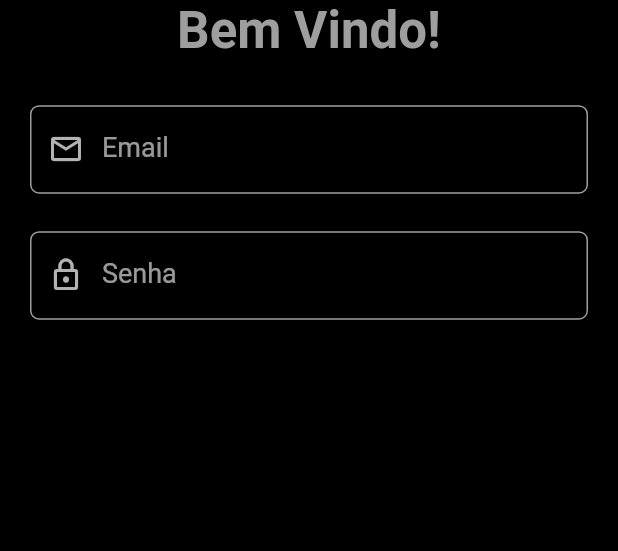
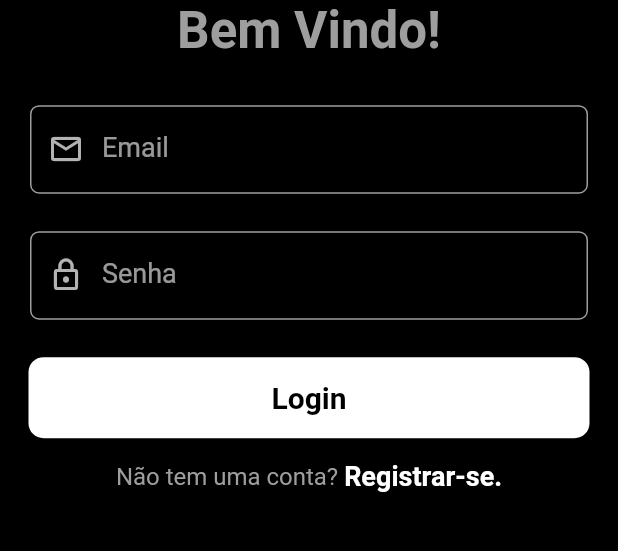
Before and after one commit to thiagomtd/theTiktokers, a Flutter app: the screen it shows after launch, on a phone screen of 412 x 824 dp, the part 403-954 px from its top. Run offline on Flutter 3.47's test engine with Material 2 defaults, Android fonts, the phone set to English and light mode, and no system bars; our stand-ins replace google_fonts; Roboto replaces fonts that are missing (Acme).

Commit message:
1. Adicionando o button de login. 2. Adicionando a parte de cadastro de conta.

```diff
--- a/lib/authentication/login_screen.dart
+++ b/lib/authentication/login_screen.dart
@@ -12,6 +12,7 @@ class LoginScreen extends StatefulWidget {
 class _LoginScreenState extends State<LoginScreen> {
   TextEditingController emailTextEditingController = TextEditingController();
   TextEditingController passwordTextEditingController = TextEditingController();
+  bool showProgressBar = false;
 
   @override
   Widget build(BuildContext context) {
@@ -57,7 +58,62 @@ class _LoginScreenState extends State<LoginScreen> {
                   iconData: Icons.lock_outline,
                   isObscure: true,
                 ),
-              )
+              ),
+              const SizedBox(
+                height: 25,
+              ),
+
+              //login button
+              //not have an account
+              showProgressBar == false
+                  ? Column(
+                      children: [
+                        Container(
+                            width: MediaQuery.of(context).size.width - 38,
+                            height: 54,
+                            decoration: const BoxDecoration(
+                                color: Colors.white,
+                                borderRadius:
+                                    BorderRadius.all(Radius.circular(10))),
+                            child: InkWell(
+                              onTap: () {
+                                setState(() {
+                                  showProgressBar = true;
+                                });
+                              },
+                              child: const Center(
+                                child: Text("Login",
+                                    style: TextStyle(
+                                        fontSize: 20,
+                                        color: Colors.black,
+                                        fontWeight: FontWeight.w700)),
+                              ),
+                            )),
+                        const SizedBox(
+                          height: 15,
+                        ),
+                        Row(
+                          mainAxisAlignment: MainAxisAlignment.center,
+                          children: [
+                            const Text(
+                              "Não tem uma conta? ",
+                              style:
+                                  TextStyle(fontSize: 16, color: Colors.grey),
+                            ),
+                            InkWell(
+                              onTap: () {},
+                              child: const Text("Registrar-se.",
+                                  style: TextStyle(
+                                    fontSize: 18,
+                                    color: Colors.white,
+                                    fontWeight: FontWeight.bold,
+                                  )),
+                            )
+                          ],
+                        )
+                      ],
+                    )
+                  : Container()
             ],
           ),
         ),
```
